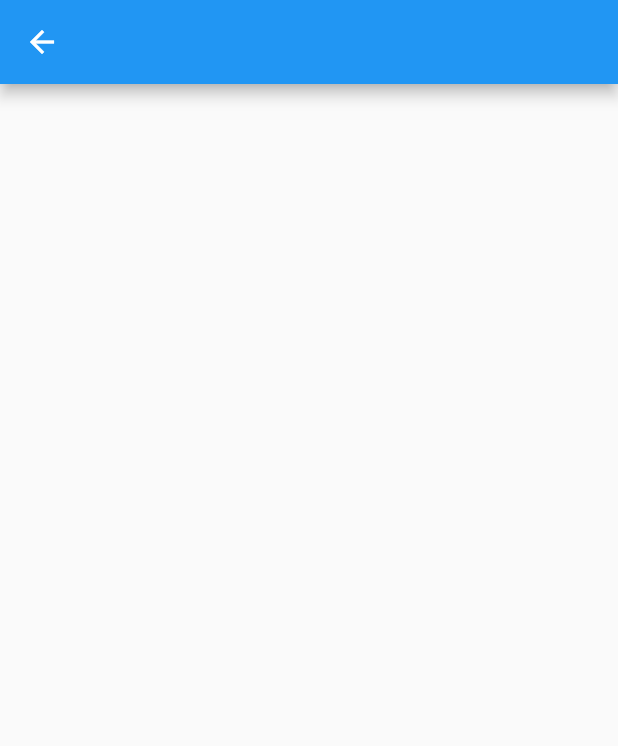
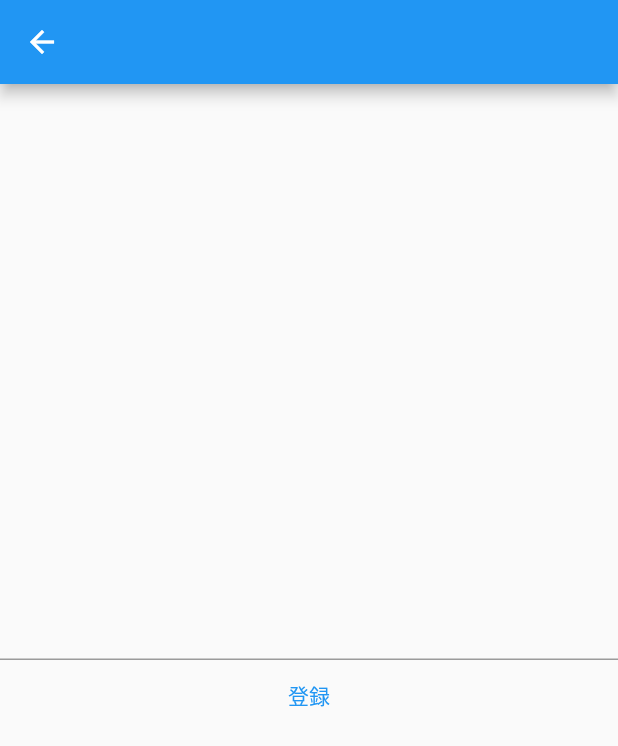
Before and after one commit to iseruuuuu/manga_check_app, a Flutter app: the AddScreen screen opened directly, on a phone screen of 412 x 824 dp. Shown: the top 746 px of the screen. Run offline on Flutter 3.47's test engine with Material 2 defaults, Android fonts, the light colour scheme and no system bars.

Commit message:
add: create add

```diff
--- a/lib/screen/add_screen.dart
+++ b/lib/screen/add_screen.dart
@@ -7,6 +7,18 @@
   Widget build(BuildContext context) {
     return Scaffold(
       appBar: AppBar(),
+      body: Center(
+        child: Column(
+          mainAxisAlignment: MainAxisAlignment.center,
+          children: [
+            TextField(),
+            TextButton(
+              onPressed: () {},
+              child: Text('登録'),
+            ),
+          ],
+        ),
+      ),
     );
   }
 }
```
